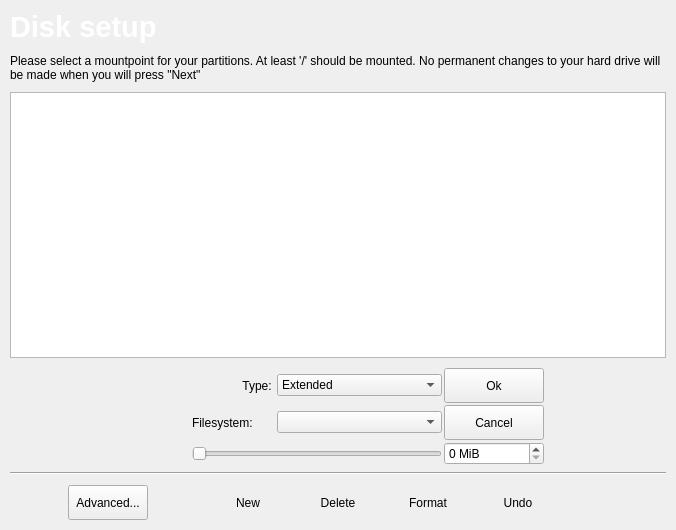
Old version of the form ui/pages/partition.ui in the repository Inkane/Tribe.
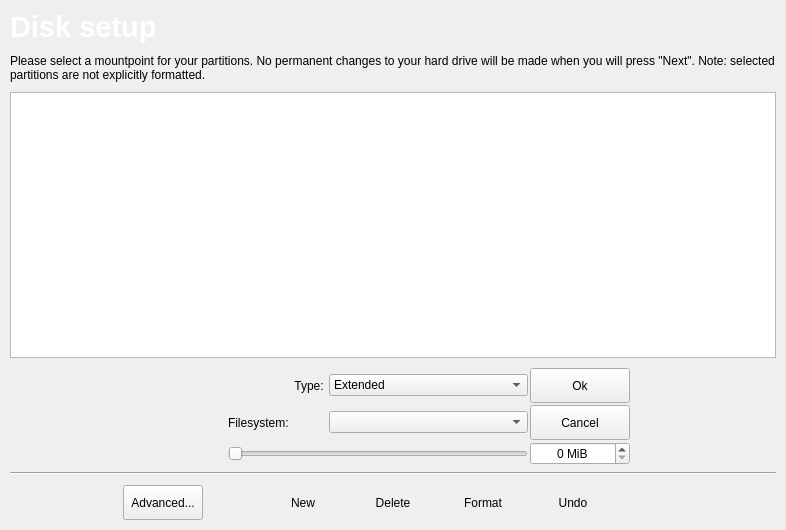
New version of the form. Custom widgets are drawn as their Qt base class.

Commit message: add loop device routine; cleanup; small ui changes;

```diff
--- a/ui/pages/partition.ui
+++ b/ui/pages/partition.ui
@@ -6,7 +6,7 @@
    <rect>
     <x>0</x>
     <y>0</y>
-    <width>676</width>
+    <width>786</width>
     <height>530</height>
    </rect>
   </property>
@@ -55,7 +55,7 @@
       </size>
      </property>
      <property name="text">
-      <string>Please select a mountpoint for your partitions. At least '/' should be mounted. No permanent changes to your hard drive will be made when you will press &quot;Next&quot;</string>
+      <string>Please select a mountpoint for your partitions. No permanent changes to your hard drive will be made when you will press &quot;Next&quot;. Note: selected partitions are not explicitly formatted.</string>
      </property>
      <property name="scaledContents">
       <bool>true</bool>
@@ -204,7 +204,7 @@
             <widget class="QSlider" name="sizeSlider">
              <property name="minimumSize">
               <size>
-               <width>250</width>
+               <width>300</width>
                <height>0</height>
               </size>
              </property>
@@ -227,6 +227,9 @@
                <height>16777215</height>
               </size>
              </property>
+             <property name="alignment">
+              <set>Qt::AlignCenter</set>
+             </property>
              <property name="suffix">
               <string> MiB</string>
              </property>
```
Left out of the diff: 6 changed lines with no effect on the pictures. The commit also changes 2 other files.
